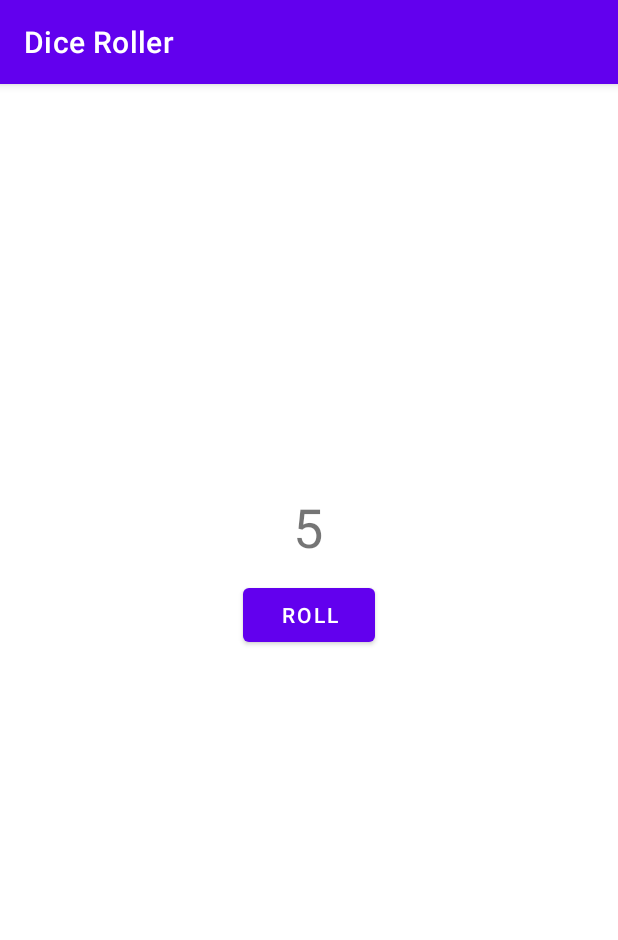
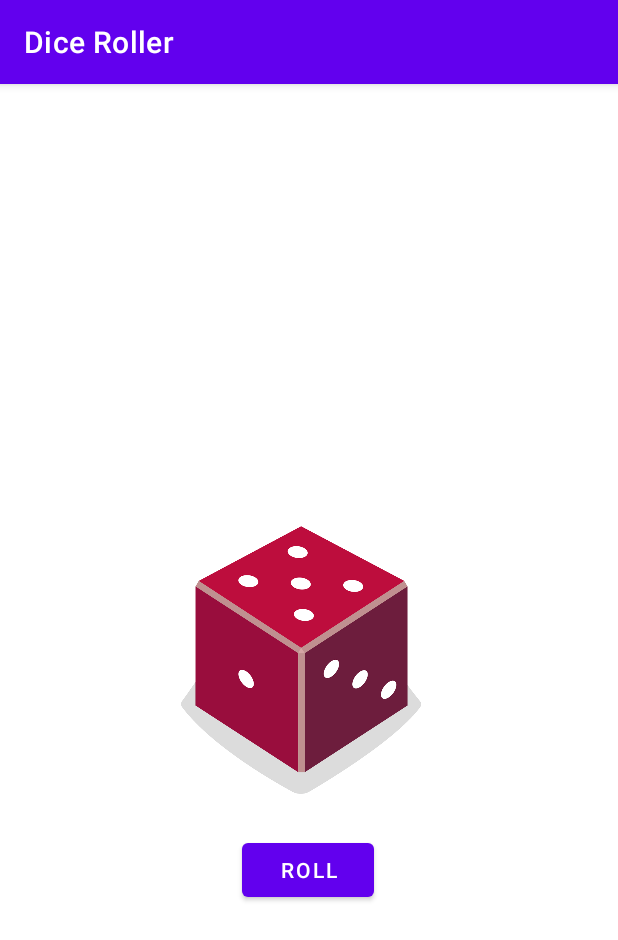
Before and after one commit to tastethedream/gdg_kotlin_course, an Android app: the screen it shows after launch (MainActivity), after a tap on "ROLL", on a phone screen of 412 x 824 dp. Shown: the top 940 px of the screen. Run offline under Robolectric (Android 15) with nearby library versions, the phone set to English and light mode, and no system bars.

Commit message:
when statment added to change dice images

```diff
--- a/DiceRoller/app/src/main/java/com/example/diceroller/MainActivity.kt
+++ b/DiceRoller/app/src/main/java/com/example/diceroller/MainActivity.kt
@@ -3,7 +3,8 @@ package com.example.diceroller
 import android.widget.Button
 import androidx.appcompat.app.AppCompatActivity
 import android.os.Bundle
-import android.widget.TextView
+import android.widget.ImageView
+
 
 /**
  * This activity allows the user to roll a dice and view the result
@@ -24,9 +25,11 @@ class MainActivity : AppCompatActivity() {
         setContentView(R.layout.activity_main)
 
         val rollButton: Button = findViewById(R.id.button)
-        rollButton.setOnClickListener {
-            rollDice()
-        }
+        rollButton.setOnClickListener { rollDice() }
+
+        // Do a dice roll when the app starts
+        rollDice()
+
     }
     /**
      * Roll the dice and update the screen with the result.
@@ -36,8 +39,21 @@ class MainActivity : AppCompatActivity() {
         val dice = Dice(6)
         val diceRoll = dice.roll()
         // Update the screen with the dice roll
-        val resultTextView: TextView = findViewById(R.id.textView)
-        resultTextView.text = diceRoll.toString()
+        // Find the ImageView in the layout
+       val diceImage: ImageView = findViewById(R.id.imageView)
+        // Determine which drawable resource ID to use based on the dice roll
+        val drawableResource = when (diceRoll) {
+            1 -> R.drawable.dice_1
+            2 -> R.drawable.dice_2
+            3 -> R.drawable.dice_3
+            4 -> R.drawable.dice_4
+            5 -> R.drawable.dice_5
+            6 -> R.drawable.dice_6
+            else -> R.drawable.dice_6
+        }
 
+        diceImage.setImageResource(drawableResource)
+        //content desc for image view
+        diceImage.contentDescription = diceRoll.toString()
     }
 }
--- a/DiceRoller/app/src/main/res/layout/activity_main.xml
+++ b/DiceRoller/app/src/main/res/layout/activity_main.xml
@@ -6,29 +6,26 @@
     android:layout_height="match_parent"
     tools:context=".MainActivity">
 
-    <TextView
-        android:id="@+id/textView"
-        android:layout_width="wrap_content"
-        android:layout_height="wrap_content"
-        android:textSize="36sp"
-        app:layout_constraintBottom_toBottomOf="parent"
-        app:layout_constraintHorizontal_bias="0.498"
-        app:layout_constraintLeft_toLeftOf="parent"
-        app:layout_constraintRight_toRightOf="parent"
-        app:layout_constraintTop_toTopOf="parent"
-        app:layout_constraintVertical_bias="0.376"
-        tools:text="1" />
-
     <Button
         android:id="@+id/button"
         android:layout_width="wrap_content"
-        android:layout_height="wrap_content"
-        android:layout_marginBottom="256dp"
+        android:layout_height="48dp"
+        android:layout_marginTop="16dp"
         android:text="@string/roll"
+        app:layout_constraintEnd_toEndOf="parent"
+        app:layout_constraintHorizontal_bias="0.498"
+        app:layout_constraintStart_toStartOf="parent"
+        app:layout_constraintTop_toBottomOf="@+id/imageView" />
+
+    <ImageView
+        android:id="@+id/imageView"
+        android:layout_width="160dp"
+        android:layout_height="200dp"
         app:layout_constraintBottom_toBottomOf="parent"
         app:layout_constraintEnd_toEndOf="parent"
+        app:layout_constraintHorizontal_bias="0.48"
         app:layout_constraintStart_toStartOf="parent"
-        app:layout_constraintTop_toBottomOf="@+id/textView"
-        app:layout_constraintVertical_bias="0.075" />
+        app:layout_constraintTop_toTopOf="parent"
+        tools:srcCompat="@drawable/dice_1" />
 
 </androidx.constraintlayout.widget.ConstraintLayout>
```
